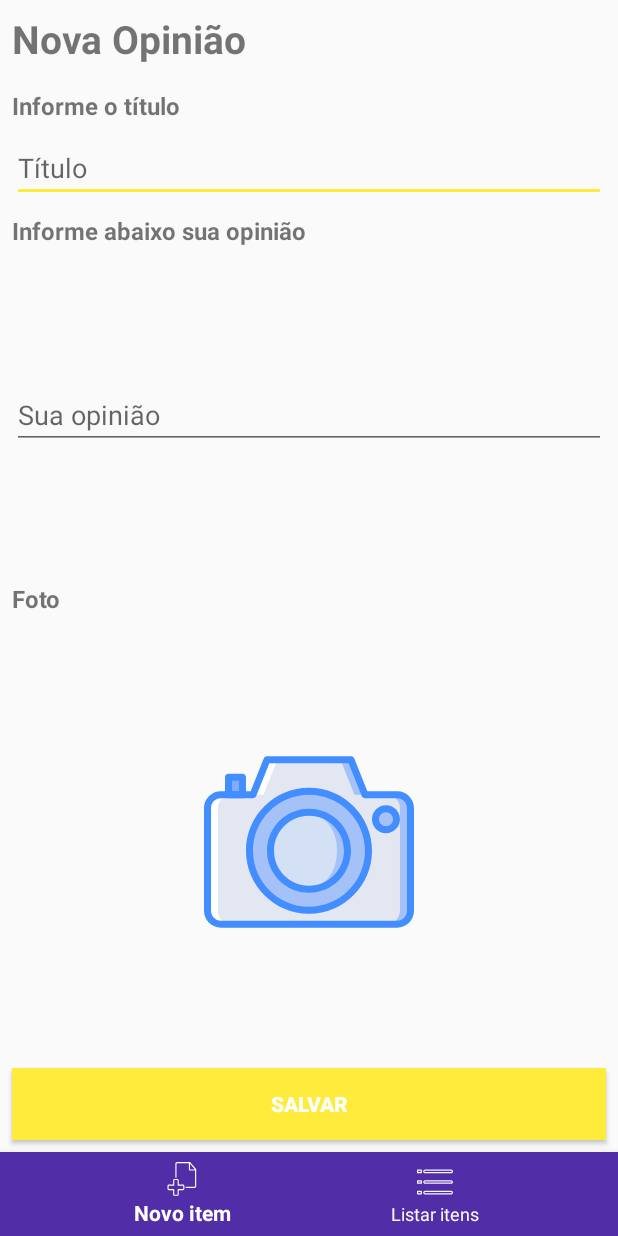
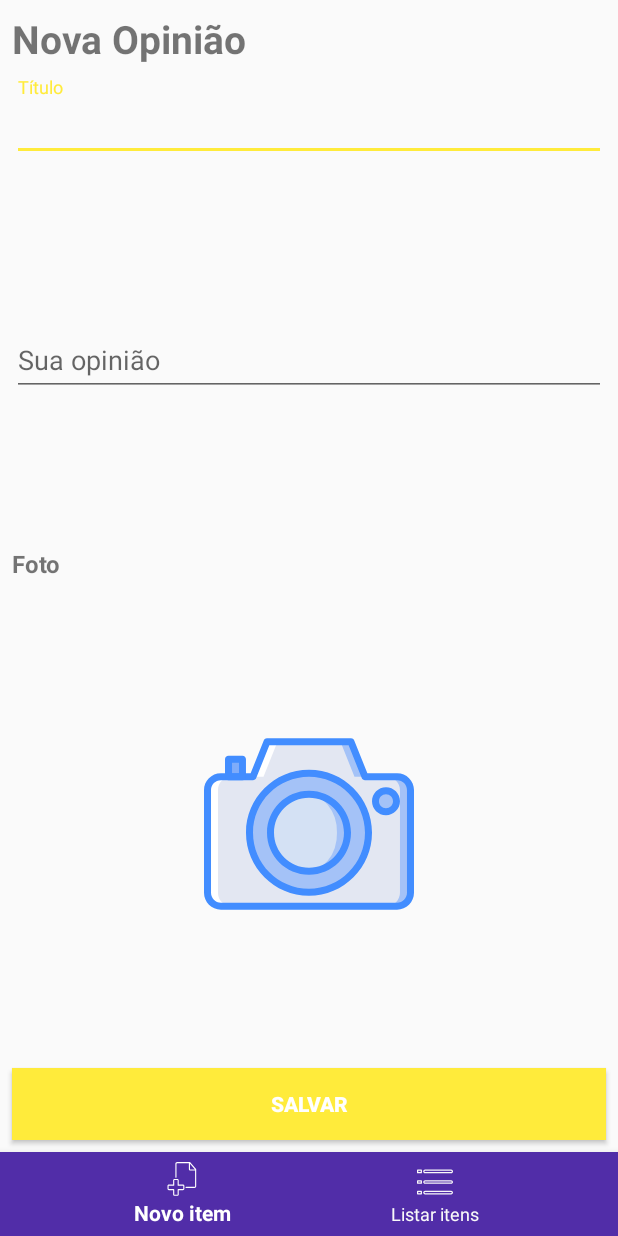
Before and after one commit to ronanlima/IesbAndroid1, an Android app: the screen it shows after launch (MainActivity), on a phone screen of 412 x 824 dp. Run offline under Robolectric (Android 15) with nearby library versions, the phone set to English and light mode, and no system bars.

Commit message:
Exercícios Aula 10 - Alterando layout do form de registro de opinião

```diff
--- a/app/src/main/res/layout/fragment_form.xml
+++ b/app/src/main/res/layout/fragment_form.xml
@@ -16,58 +16,46 @@
         app:layout_constraintStart_toStartOf="parent"
         app:layout_constraintTop_toTopOf="parent" />
 
-    <TextView
-        android:id="@+id/tv_titulo"
-        android:layout_width="wrap_content"
-        android:layout_height="wrap_content"
-        android:layout_marginStart="8dp"
-        android:layout_marginTop="16dp"
-        android:text="@string/informe_o_titulo"
-        android:textSize="16sp"
-        android:textStyle="bold"
-        app:layout_constraintLeft_toLeftOf="parent"
-        app:layout_constraintTop_toBottomOf="@id/tv_title_screen" />
-
-    <EditText
-        android:id="@+id/et_title"
+    <android.support.design.widget.TextInputLayout
+        android:id="@+id/til_title"
         android:layout_width="match_parent"
         android:layout_height="wrap_content"
         android:layout_marginEnd="8dp"
         android:layout_marginStart="8dp"
         android:layout_marginTop="8dp"
-        android:ems="10"
-        android:hint="@string/hint_titulo"
-        android:inputType="text"
         app:layout_constraintEnd_toEndOf="parent"
         app:layout_constraintStart_toStartOf="parent"
-        app:layout_constraintTop_toBottomOf="@+id/tv_titulo" />
+        app:layout_constraintTop_toBottomOf="@+id/tv_title_screen">
 
-    <TextView
-        android:id="@+id/tv_opiniao"
-        android:layout_width="wrap_content"
-        android:layout_height="wrap_content"
-        android:layout_marginStart="8dp"
-        android:layout_marginTop="8dp"
-        android:text="@string/label_tv_informe_opiniao"
-        android:textSize="16sp"
-        android:textStyle="bold"
-        app:layout_constraintStart_toStartOf="parent"
-        app:layout_constraintTop_toBottomOf="@id/et_title" />
+        <android.support.design.widget.TextInputEditText
+            android:id="@+id/et_title"
+            android:layout_width="match_parent"
+            android:layout_height="match_parent"
+            android:ems="10"
+            android:hint="@string/hint_titulo"
+            android:inputType="text" />
+    </android.support.design.widget.TextInputLayout>
 
-    <EditText
-        android:id="@+id/et_opiniao"
+    <android.support.design.widget.TextInputLayout
+        android:id="@+id/til_opiniao"
         android:layout_width="match_parent"
         android:layout_height="wrap_content"
         android:layout_marginEnd="8dp"
         android:layout_marginStart="8dp"
         android:layout_marginTop="8dp"
-        android:ems="10"
-        android:hint="@string/hint_sua_opiniao"
-        android:inputType="textMultiLine"
         app:layout_constraintBottom_toTopOf="@id/tv_photo"
         app:layout_constraintEnd_toEndOf="parent"
         app:layout_constraintStart_toStartOf="parent"
-        app:layout_constraintTop_toBottomOf="@+id/tv_opiniao" />
+        app:layout_constraintTop_toBottomOf="@+id/til_title">
+
+        <android.support.design.widget.TextInputEditText
+            android:id="@+id/et_opiniao"
+            android:layout_width="match_parent"
+            android:layout_height="match_parent"
+            android:ems="10"
+            android:hint="@string/hint_sua_opiniao"
+            android:inputType="textMultiLine" />
+    </android.support.design.widget.TextInputLayout>
 
     <TextView
         android:id="@+id/tv_photo"
@@ -80,7 +68,7 @@
         android:textStyle="bold"
         app:layout_constraintBottom_toTopOf="@id/iv_camera"
         app:layout_constraintStart_toStartOf="parent"
-        app:layout_constraintTop_toBottomOf="@+id/et_opiniao" />
+        app:layout_constraintTop_toBottomOf="@+id/til_opiniao" />
 
     <ImageView
         android:id="@+id/iv_camera"
```
